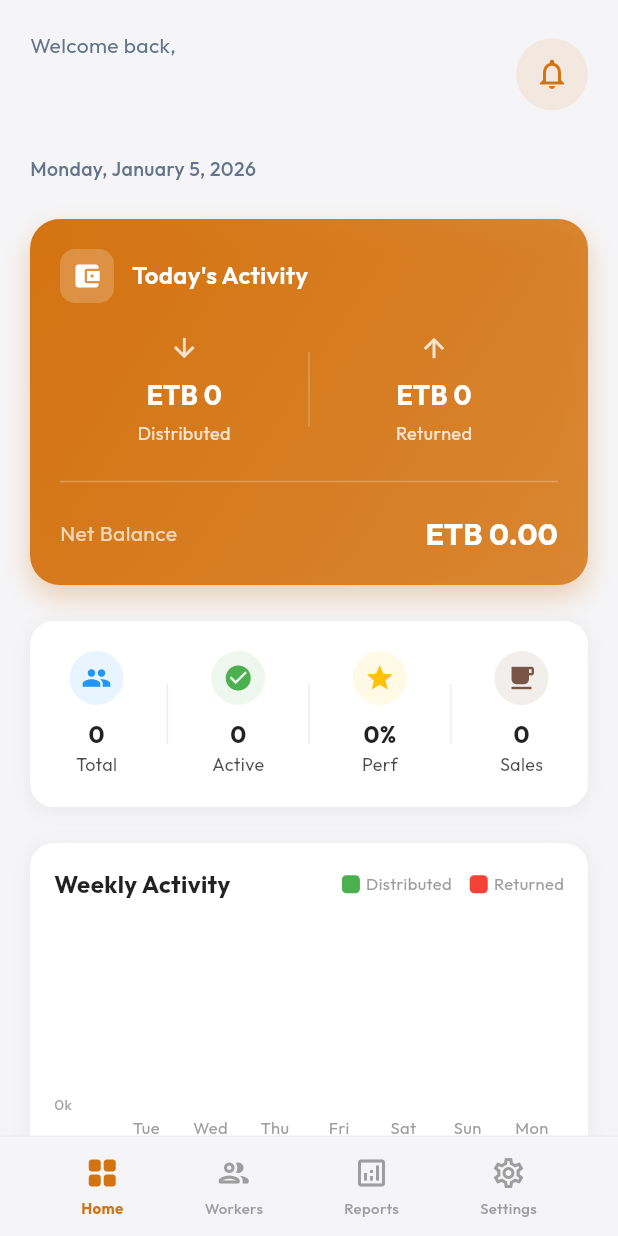
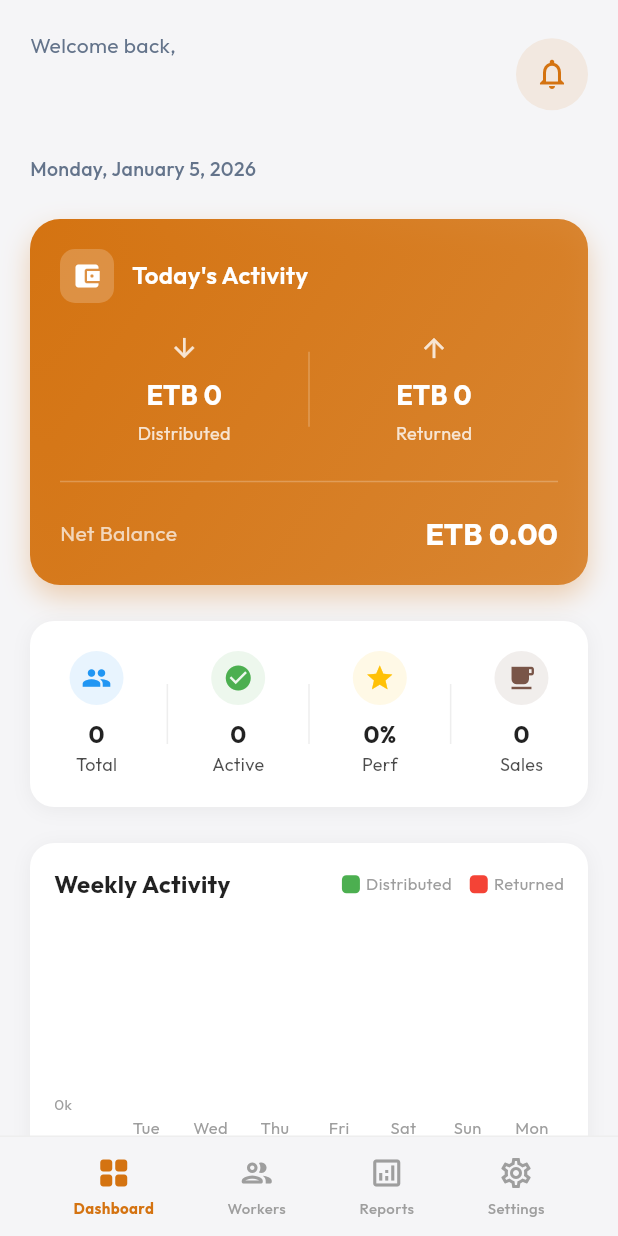
Before and after one commit to Natanim-Kemal/aman-coffee, a Flutter app: the screen it shows once a user with an empty profile is signed in, on a phone screen of 412 x 824 dp. Run offline on Flutter 3.47's test engine with Material 3 defaults, Android fonts, the phone set to English and light mode, and no system bars; drawn by our look-alikes of fl_chart; our stand-ins replace cloud_firestore, firebase_auth, firebase_core, firebase_storage, flutter_animate, google_fonts and 4 more; accounts and stored records are empty; generated files the repository leaves out were written again; project files that could hold a hidden picture were left out.

Commit message:
feat(ui): localize bottom navigation labels
Updates CustomBottomNav to use AppLocalizations for labels.

```diff
--- a/app/lib/presentation/widgets/custom_bottom_nav.dart
+++ b/app/lib/presentation/widgets/custom_bottom_nav.dart
@@ -1,5 +1,6 @@
 import 'package:flutter/material.dart';
 import '../../core/theme/app_theme.dart';
+import '../../../l10n/app_localizations.dart';
 
 class CustomBottomNav extends StatelessWidget {
   final int currentIndex;
@@ -36,25 +37,25 @@ class CustomBottomNav extends StatelessWidget {
         children: [
           _NavItem(
             icon: Icons.grid_view_rounded,
-            label: 'Home',
+            label: AppLocalizations.of(context)?.dashboard ?? 'Home',
             isSelected: currentIndex == 0,
             onTap: () => onTap(0),
           ),
           _NavItem(
             icon: Icons.people_outline_rounded,
-            label: 'Workers',
+            label: AppLocalizations.of(context)?.workers ?? 'Workers',
             isSelected: currentIndex == 1,
             onTap: () => onTap(1),
           ),
           _NavItem(
             icon: Icons.analytics_outlined,
-            label: 'Reports',
+            label: AppLocalizations.of(context)?.reports ?? 'Reports',
             isSelected: currentIndex == 2,
             onTap: () => onTap(2),
           ),
           _NavItem(
             icon: Icons.settings_outlined,
-            label: 'Settings',
+            label: AppLocalizations.of(context)?.settings ?? 'Settings',
             isSelected: currentIndex == 3,
             onTap: () => onTap(3),
           ),
```
